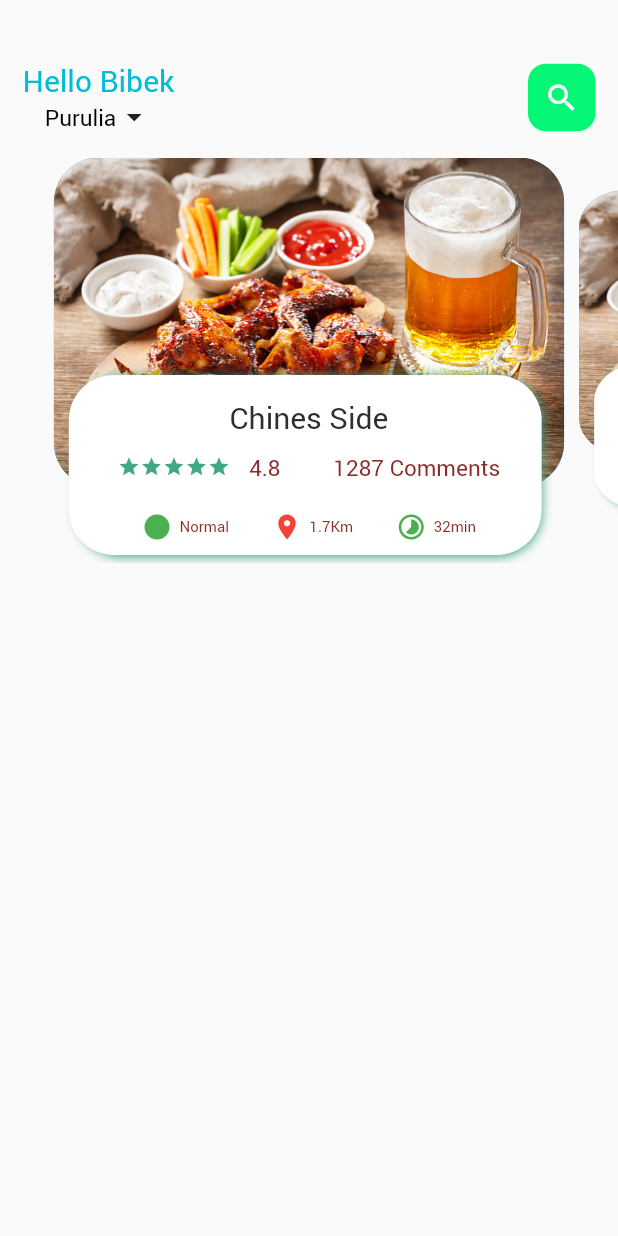
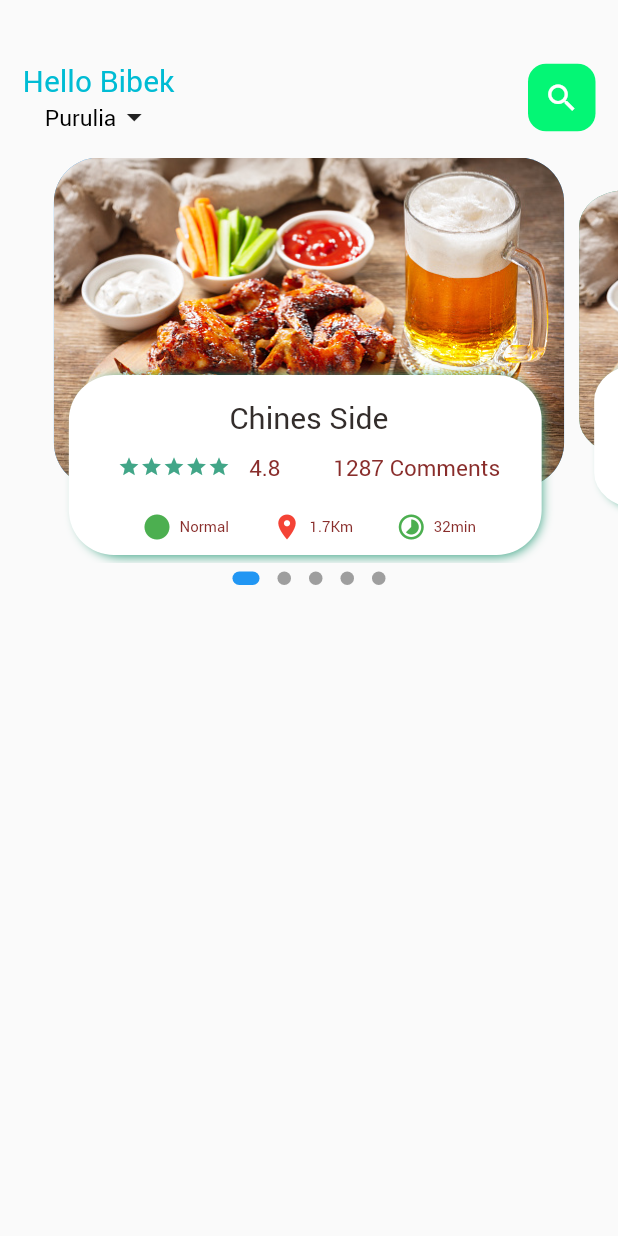
Before and after one commit to bbkdit/flutter_food, a Flutter app: the screen it shows after launch, on a phone screen of 412 x 824 dp. Run offline on Flutter 3.47's test engine with Material 2 defaults, Android fonts, the phone set to English and light mode, and no system bars; drawn by our look-alikes of dots_indicator.

```diff
--- a/lib/screen/food_page_screen.dart
+++ b/lib/screen/food_page_screen.dart
@@ -1,5 +1,5 @@
-import 'dart:ffi';
-
+// import 'dart:ffi';
+import 'package:dots_indicator/dots_indicator.dart';
 import 'package:flutter/material.dart';
 import 'package:flutter_application_1/wigits/icon_and_text.dart';
 import 'package:flutter_application_1/wigits/small_text.dart';
@@ -25,7 +25,7 @@ class _FoodPageScreenState extends State<FoodPageScreen> {
     pageController.addListener(() {
       setState(() {
         _currentPageValue = pageController.page!;
-        print("Current Page value: " + _currentPageValue.toString());
+        // print("Current Page value: " + _currentPageValue.toString());
       });
     });
   }
@@ -38,7 +38,9 @@ class _FoodPageScreenState extends State<FoodPageScreen> {
 
   @override
   Widget build(BuildContext context) {
-    return Container(
+    return Column(
+      children: [
+        Container(
           margin: const EdgeInsets.only(top: 15),
           // padding: EdgeInsets.only(bottom: 20),
           height: 270,
@@ -49,6 +51,19 @@ class _FoodPageScreenState extends State<FoodPageScreen> {
               itemBuilder: (context, position) {
                 return _buildPageItem(position);
               }),
+        ),
+        // ignore: unnecessary_new
+        new DotsIndicator(
+          dotsCount: 5,
+          position: _currentPageValue,
+          decorator: DotsDecorator(
+            size: const Size.square(9.0),
+            activeSize: const Size(18.0, 9.0),
+            activeShape: RoundedRectangleBorder(
+                borderRadius: BorderRadius.circular(5.0)),
+          ),
+        ),
+      ],
     );
   }
 
@@ -77,6 +92,7 @@ class _FoodPageScreenState extends State<FoodPageScreen> {
       matrix = Matrix4.diagonal3Values(1, currScale, 1)
         ..setTranslationRaw(0, _height * (1 - _scaleFactor) / 2, 1);
     }
+
     return Transform(
       transform: matrix,
       child: Stack(
--- a/lib/screen/main_screen.dart
+++ b/lib/screen/main_screen.dart
@@ -55,7 +55,7 @@ class _MainScreenState extends State<MainScreen> {
               ],
             ),
           ),
-          FoodPageScreen(),
+          const FoodPageScreen(),
         ],
       ),
     );
--- a/pubspec.yaml
+++ b/pubspec.yaml
@@ -29,6 +29,7 @@ environment:
 dependencies:
   flutter:
     sdk: flutter
+  dots_indicator: ^2.1.0
 
   # The following adds the Cupertino Icons font to your application.
   # Use with the CupertinoIcons class for iOS style icons.
```
Also changed, not shown: pubspec.lock. Lines whose indentation alone changed are shown as unchanged.
